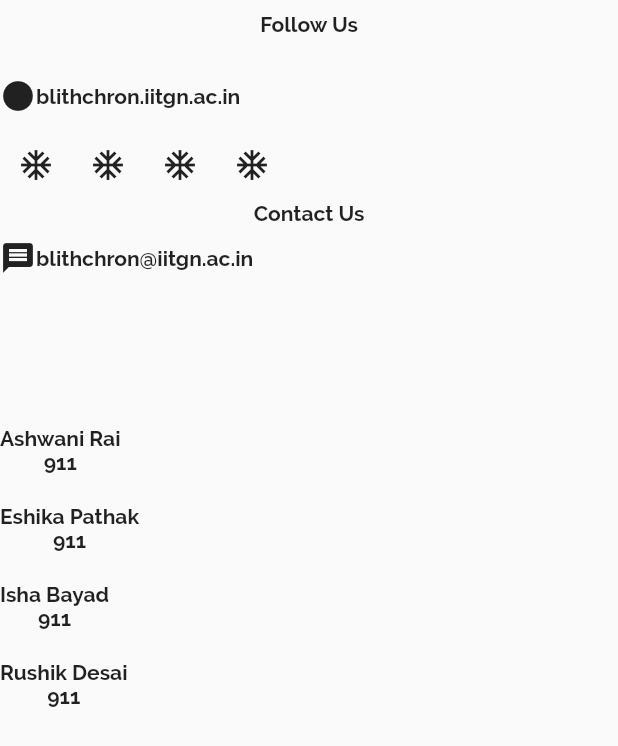
After one commit to GautamV234/Blithchron, a Flutter app: the ContactUsScreen screen opened by its route, after a tap on the "ac unit" icon, on a phone screen of 412 x 824 dp. The commit adds this screen. Shown: the top 746 px of the screen. Run offline on Flutter 3.47's test engine with Material 2 defaults, Android fonts, the phone set to English and light mode, and no system bars.

Commit message:
Contact Screen
Horrible UI surry surry all connections are made

```diff
--- /dev/null
+++ b/lib/Screens/ContactUsSceeen.dart
@@ -0,0 +1,174 @@
+import 'package:flutter/material.dart';
+import 'package:url_launcher/url_launcher.dart';
+
+class ContactUsScreen extends StatelessWidget {
+  @override
+  static const routeName = '\ContactUsScreen';
+  String instaUrl = 'https://www.instagram.com/blithchron_iitgn/';
+  String facebookUrl = 'https://www.facebook.com/Blithchron';
+  String youTubeUrl = 'https://www.youtube.com/user/IITGnBlithchron';
+  String twitterUrl = 'https://twitter.com/blithchroniitgn?lang=en';
+
+  Future<void> launchSocialMedia(String url) async {
+    if (await canLaunch(url)) {
+      await launch(
+        url,
+        forceSafariVC: false,
+        forceWebView: false,
+      );
+    } else {
+      throw 'Could not launch $url';
+    }
+  }
+
+  Widget build(BuildContext context) {
+    return Scaffold(
+      // backgroundColor: Colors.black,
+      body: Container(
+        child: Column(
+          children: [
+            Padding(
+              padding: const EdgeInsets.all(8.0),
+              child: Text('Follow Us'),
+            ),
+            SizedBox(
+              height: 20,
+            ),
+            Row(
+              children: [
+                Icon(Icons.circle),
+                Text('blithchron.iitgn.ac.in'),
+              ],
+            ),
+            SizedBox(
+              height: 10,
+            ),
+            Row(
+              children: [
+                /// choose the social networking icons from some package
+                ///Insta
+                IconButton(
+                  icon: Icon(Icons.ac_unit),
+                  onPressed: () {
+                    launchSocialMedia(instaUrl);
+                  },
+                ),
+                // twitter
+                IconButton(
+                  icon: Icon(Icons.ac_unit),
+                  onPressed: () {
+                    launchSocialMedia(twitterUrl);
+                  },
+                ),
+                //youtube
+                IconButton(
+                  icon: Icon(Icons.ac_unit),
+                  onPressed: () {
+                    launchSocialMedia(youTubeUrl);
+                  },
+                ),
+
+                /// facebook
+                IconButton(
+                  icon: Icon(Icons.ac_unit),
+                  onPressed: () {
+                    launchSocialMedia(facebookUrl);
+                  },
+                ),
+              ],
+            ),
+            Text('Contact Us'),
+            SizedBox(
+              height: 10,
+            ),
+            // message icon get from some package
+            Row(
+              children: [
+                Icon(Icons.message),
+                Text('blithchron@iitgn.ac.in'),
+              ],
+            ),
+            //  we could create a widget but Lousy coding here repeating template four times feel free to change
+            SizedBox(height: 100),
+            Column(
+              children: [
+                Container(
+                  child: Row(
+                    children: [
+                      ClipRRect(child: null),
+
+                      /// add images once they come,
+                      Column(
+                        children: [
+                          Text('Ashwani Rai'),
+                          Text('911'),
+                        ],
+                      )
+                    ],
+                  ),
+                ),
+                SizedBox(
+                  height: 20,
+                ),
+                Container(
+                  child: Row(
+                    children: [
+                      ClipRRect(child: null),
+
+                      /// add images once they come,
+                      Column(
+                        children: [
+                          Text('Eshika Pathak'),
+                          Text('911'),
+                        ],
+                      )
+                    ],
+                  ),
+                ),
+                SizedBox(
+                  height: 20,
+                ),
+                Container(
+                  child: Row(
+                    children: [
+                      ClipRRect(child: null),
+
+                      /// add images once they come,
+                      Column(
+                        children: [
+                          Text('Isha Bayad'),
+                          Text('911'),
+                        ],
+                      )
+                    ],
+                  ),
+                ),
+                SizedBox(
+                  height: 20,
+                ),
+                Container(
+                  child: Row(
+                    children: [
+                      ClipRRect(child: null),
+
+                      /// add images once they come,
+                      Column(
+                        children: [
+                          Text('Rushik Desai'),
+                          Text('911'),
+                        ],
+                      )
+                    ],
+                  ),
+                ),
+                SizedBox(
+                  height: 20,
+                ),
+              ],
+            )
+          ],
+        ),
+      ),
+    );
+  }
+}
--- a/lib/Screens/HomeScreen.dart
+++ b/lib/Screens/HomeScreen.dart
@@ -4,6 +4,7 @@
 import 'package:provider/provider.dart';
 import '../Providers/EventsProvider.dart';
 import '../Screens/SponsorsScreen.dart';
+import '../Screens/ContactUsSceeen.dart';
 
 class HomeScreen extends StatelessWidget {
   // change the colors to match the gradients in the text
@@ -52,7 +53,7 @@
       {
         'name': 'Contact Us',
         'color': [Color(0xff3ee4ab), Color(0xff07e19d), Color(0xff03beab)],
-        'route': 'None',
+        'route': ContactUsScreen.routeName,
       },
     ];
 
--- a/lib/main.dart
+++ b/lib/main.dart
@@ -5,6 +5,7 @@
 import 'package:provider/provider.dart';
 import './Providers/SponsorsProvider.dart';
 import './Screens/SponsorsScreen.dart';
+import './Screens/ContactUsSceeen.dart';
 
 void main() {
   runApp(MyApp());
@@ -33,6 +34,7 @@
         home: HomeScreen(),
         routes: {
           SponsorsScreen.routeName: (ctx) => SponsorsScreen(),
+          ContactUsScreen.routeName: (ctx) => ContactUsScreen(),
         },
       ),
     );
--- a/pubspec.yaml
+++ b/pubspec.yaml
@@ -23,6 +23,8 @@
 dependencies:
   flutter:
     sdk: flutter
+  provider: ^4.3.2+2
+  url_launcher: ^5.2.5
 
 
   # The following adds the Cupertino Icons font to your application.
@@ -32,7 +34,7 @@
 dev_dependencies:
   flutter_test:
     sdk: flutter
-  provider: ^4.3.2+2
+
 
 # For information on the generic Dart part of this file, see the
 # following page: https://dart.dev/tools/pub/pubspec
```
Also changed, not shown: pubspec.lock.
